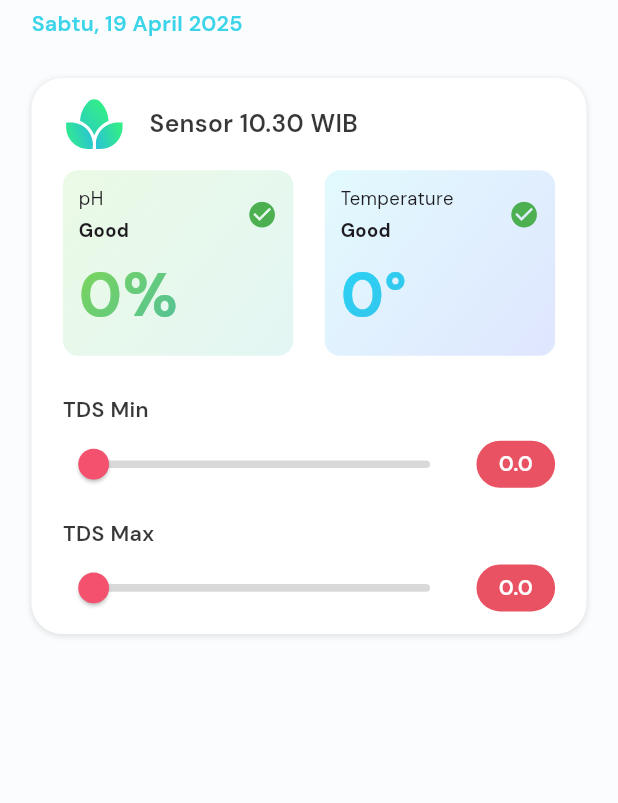
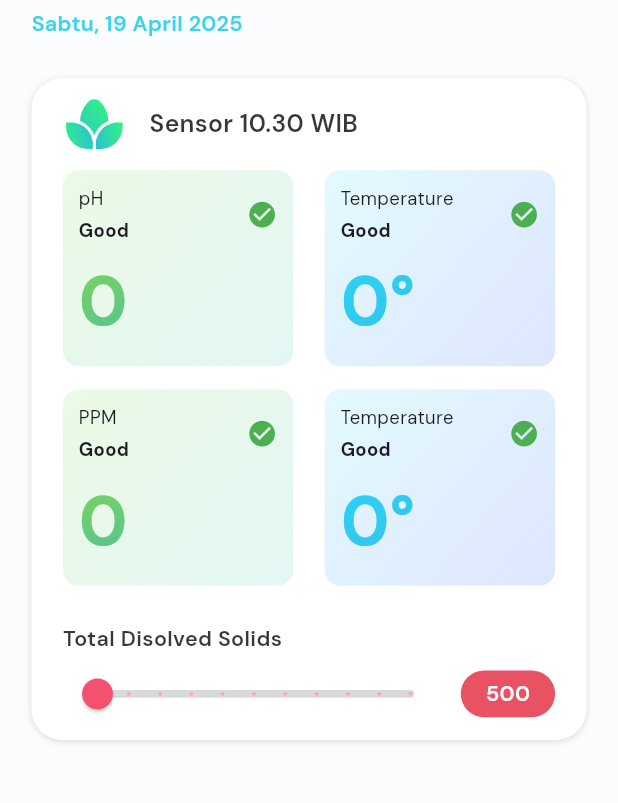
Before and after one commit to sibeux/iot_plant_control, a Flutter app: the screen it shows after launch, on a phone screen of 412 x 824 dp, the part 421-1224 px from its top. Run offline on Flutter 3.47's test engine with Material 3 defaults, Android fonts, the phone set to English and light mode, and no system bars; drawn by our look-alikes of smooth_page_indicator; our stand-ins replace flutter_screenutil, flutter_svg, get, hexcolor; missing offline and left inert: mqtt_client.

Commit message:
Update MQTT broker address and adjust TDS control parameters in TdsController and TdsControlSlide

```diff
--- a/lib/controller/mqtt/mqtt_controller.dart
+++ b/lib/controller/mqtt/mqtt_controller.dart
@@ -17,7 +17,7 @@ class MqttController extends GetxController {
 
   Future<void> connectToBroker() async {
     client = MqttServerClient(
-      'broker.hivemq.com',
+      'broker.emqx.io',
       'flutter_client_${DateTime.now().millisecondsSinceEpoch}',
     );
     client.port = 1883;
--- a/lib/controller/tds_controller.dart
+++ b/lib/controller/tds_controller.dart
@@ -2,8 +2,8 @@ import 'package:get/get.dart';
 import 'package:iot_plant_control/controller/mqtt/mqtt_controller.dart';
 
 class TdsController extends GetxController {
-  var minTdsValue = 0.0.obs;
-  var maxTdsValue = 0.0.obs;
+  var minTdsValue = 500.0.obs;
+  var maxTdsValue = 500.0.obs;
 
   void setMinTdsValue(double value) {
     final mqttController = Get.find<MqttController>();
--- a/lib/screen/home_screen.dart
+++ b/lib/screen/home_screen.dart
@@ -76,8 +76,8 @@ class HomeScreen extends StatelessWidget {
                   ),
                   Positioned(
                     bottom: 10.h,
-                    left: 0,
-                    right: 0,
+                    left: 0.w,
+                    right: 0.w,
                     child: Center(
                       child: SmoothPageIndicator(
                         controller: imageSlideController.pageController.value,
@@ -207,7 +207,40 @@ class HomeScreen extends StatelessWidget {
                                   id: 1,
                                   title: 'pH',
                                   status: 'Good',
-                                  value: '${mqttController.phValue.value}%',
+                                  value: '${mqttController.phValue.value}',
+                                ),
+                              ),
+                            ),
+                            SizedBox(width: 20.w),
+                            Flexible(
+                              fit: FlexFit.tight,
+                              flex: 1,
+                              child: Obx(
+                                () => BoxMonitor(
+                                  id: 2,
+                                  title: 'Temperature',
+                                  status: 'Good',
+                                  value:
+                                      '${mqttController.temperatureValue.value}°',
+                                ),
+                              ),
+                            ),
+                          ],
+                        ),
+                        SizedBox(height: 15.h),
+                        Row(
+                          crossAxisAlignment: CrossAxisAlignment.center,
+                          mainAxisAlignment: MainAxisAlignment.spaceBetween,
+                          children: [
+                            Flexible(
+                              fit: FlexFit.tight,
+                              flex: 1,
+                              child: Obx(
+                                () => BoxMonitor(
+                                  id: 1,
+                                  title: 'PPM',
+                                  status: 'Good',
+                                  value: '${mqttController.phValue.value}',
                                 ),
                               ),
                             ),
@@ -228,9 +261,7 @@ class HomeScreen extends StatelessWidget {
                           ],
                         ),
                         SizedBox(height: 25.h),
-                        TdsControlSlide(type: 'min'),
-                        SizedBox(height: 15.h),
-                        TdsControlSlide(type: 'max'),
+                        TdsControlSlide(type: ''),
                       ],
                     ),
                   ),
--- a/lib/widgets/box_monitor.dart
+++ b/lib/widgets/box_monitor.dart
@@ -70,7 +70,7 @@ class BoxMonitor extends StatelessWidget {
               child: Text(
                 value,
                 style: TextStyle(
-                  fontSize: 40.sp,
+                  fontSize: 45.sp,
                   fontWeight: FontWeight.bold,
                   color: Colors.white, // Harus white.
                 ),
--- a/lib/widgets/tds_control_slide.dart
+++ b/lib/widgets/tds_control_slide.dart
@@ -18,7 +18,7 @@ class TdsControlSlide extends StatelessWidget {
         Container(
           alignment: Alignment.centerLeft,
           child: Text(
-            'TDS ${type.capitalizeFirst}',
+            'Total Disolved Solids ${type.capitalizeFirst}',
             style: TextStyle(
               fontSize: 14.sp,
               fontWeight: FontWeight.w600,
@@ -41,7 +41,9 @@ class TdsControlSlide extends StatelessWidget {
                     activeColor: Color.fromARGB(255, 255, 163, 189),
                     thumbColor: HexColor('#f3516d'),
                     inactiveColor: Colors.grey.withAlpha(100),
-                    max: 12,
+                    min: 500,
+                    max: 1500,
+                    divisions: 10,
                     value:
                         type == 'min'
                             ? tdsController.minTdsValue.value
@@ -59,7 +61,7 @@ class TdsControlSlide extends StatelessWidget {
             ),
             SizedBox(width: 10.w),
             Container(
-              width: 50.w,
+              width: 60.w,
               padding: EdgeInsets.symmetric(horizontal: 10.w, vertical: 5.h),
               alignment: Alignment.center,
               decoration: BoxDecoration(
@@ -69,8 +71,8 @@ class TdsControlSlide extends StatelessWidget {
               child: Obx(
                 () => Text(
                   type == 'min'
-                      ? tdsController.minTdsValue.value.toStringAsFixed(1)
-                      : tdsController.maxTdsValue.value.toStringAsFixed(1),
+                      ? tdsController.minTdsValue.value.toStringAsFixed(0)
+                      : tdsController.maxTdsValue.value.toStringAsFixed(0),
                   style: TextStyle(
                     fontSize: 14.sp,
                     fontWeight: FontWeight.w600,
```
Also changed, not shown: 1 other file.
